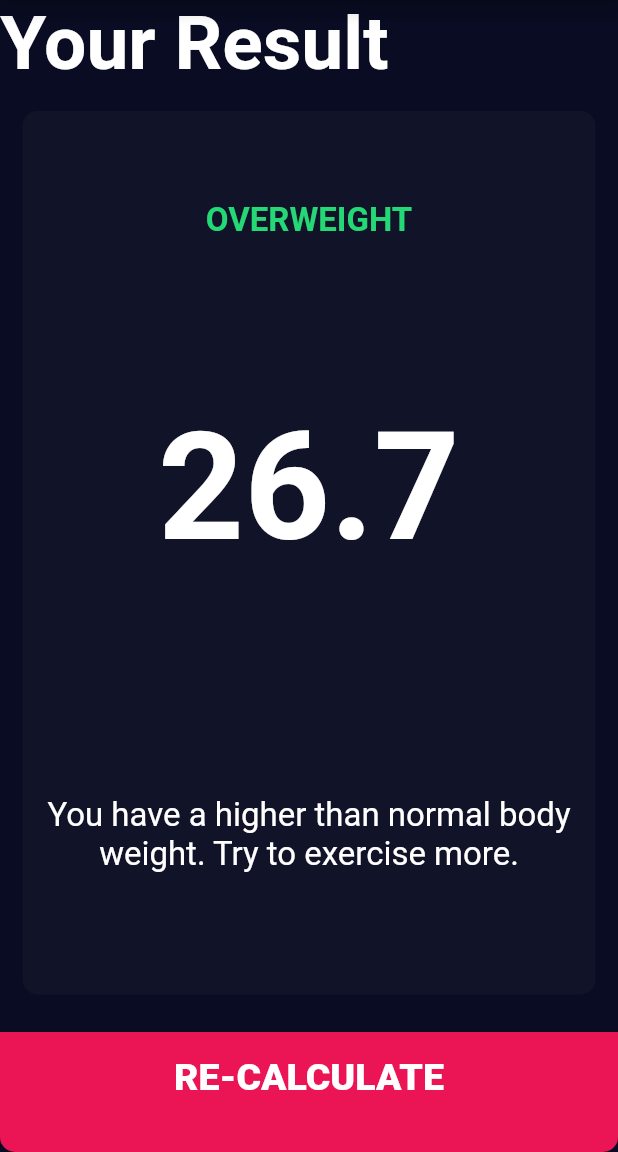
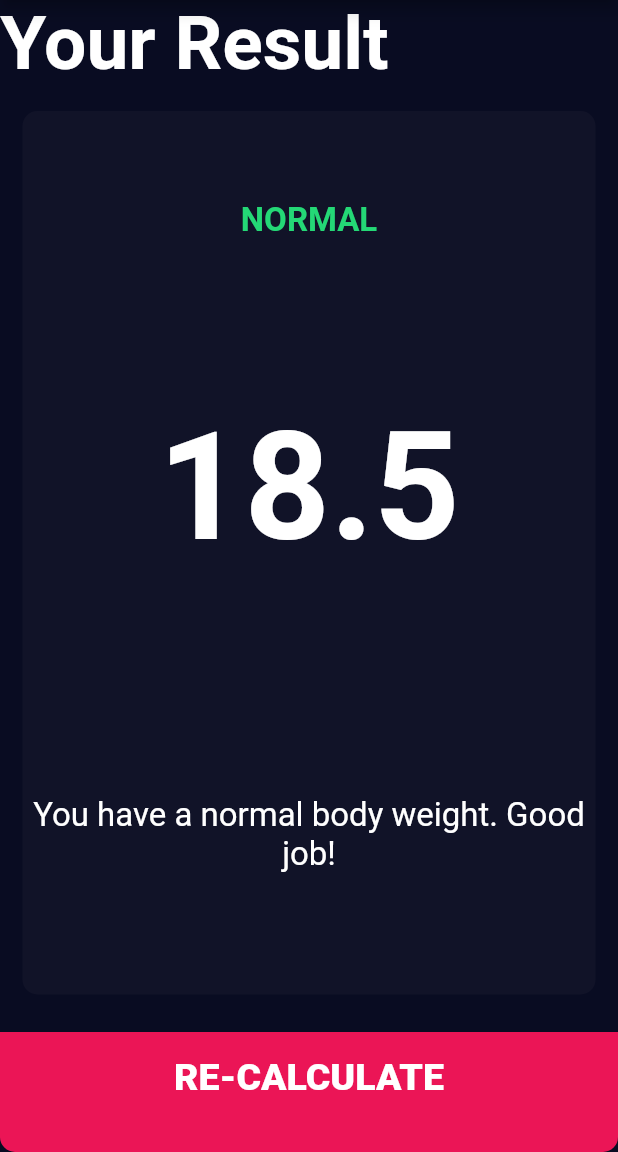
Before and after one commit to mozesnjoroge/Flutter-BMI-Calculator, a Flutter app: the screen it shows after launch, after a tap on "CALCULATE", on a phone screen of 412 x 824 dp, the part 84-1236 px from its top. Run offline on Flutter 3.47's test engine with Material 2 defaults, Android fonts, the phone set to English and light mode, and no system bars; our stand-ins replace font_awesome_flutter.

Commit message:
BMI calculation included

```diff
--- /dev/null
+++ b/lib/calculation.dart
@@ -0,0 +1,30 @@
+import 'dart:math';
+
+class CalculatorChip {
+  CalculatorChip({this.weight, this.height});
+  final int height;
+  final int weight;
+
+  double _bmi;
+
+  String calculateBMI() {
+    _bmi = weight / pow(height / 100, 2);
+    return _bmi.toStringAsFixed(1);
+  }
+
+  String getResult() {
+    return _bmi >= 25
+        ? 'Overweight '
+        : _bmi > 18.5
+            ? 'Normal'
+            : 'Underweight';
+  }
+
+  String getInterpretation() {
+    return _bmi >= 25
+        ? 'You hve a higher than nrmal body weight. Try to exercise more.'
+        : _bmi > 18.5
+            ? 'You have a normal body weight. Good job!'
+            : 'You have a lower than normal body weight. You should eat more often.';
+  }
+}
--- a/lib/input_page.dart
+++ b/lib/input_page.dart
@@ -1,3 +1,4 @@
+import 'package:bmi_calculator/calculation.dart';
 import 'package:flutter/material.dart';
 import 'package:flutter/widgets.dart';
 import 'package:font_awesome_flutter/font_awesome_flutter.dart';
@@ -228,10 +229,16 @@ class _InputPageState extends State<InputPage> {
               ),
             ),
             onTap: () {
+              CalculatorChip calc =
+                  CalculatorChip(weight: weight, height: height);
               Navigator.push(
                 context,
                 MaterialPageRoute(
-                  builder: (context) => ResultsPage(),
+                  builder: (context) => ResultsPage(
+                    bmiResult: calc.calculateBMI(),
+                    resultText: calc.getResult(),
+                    interpretation: calc.getInterpretation(),
+                  ),
                 ),
               );
             },
--- a/lib/results_page.dart
+++ b/lib/results_page.dart
@@ -1,10 +1,16 @@
 import 'package:bmi_calculator/icon_constants.dart';
-import 'package:bmi_calculator/input_page.dart';
 import 'package:bmi_calculator/reusable_card.dart';
 import 'package:flutter/material.dart';
 import 'package:flutter/widgets.dart';
 
 class ResultsPage extends StatelessWidget {
+  ResultsPage(
+      {@required this.bmiResult,
+      @required this.resultText,
+      @required this.interpretation});
+  final String bmiResult;
+  final String resultText;
+  final String interpretation;
   @override
   Widget build(BuildContext context) {
     return Scaffold(
@@ -32,21 +38,21 @@ class ResultsPage extends StatelessWidget {
                     Expanded(
                       flex: 1,
                       child: Text(
-                        'OVERWEIGHT',
+                        resultText.toUpperCase(),
                         style: kResultsTextStyle,
                       ),
                     ),
                     Expanded(
                       flex: 2,
                       child: Text(
-                        '26.7',
+                        bmiResult,
                         style: kBMITextStyle,
                       ),
                     ),
                     Expanded(
                       flex: 1,
                       child: Text(
-                        'You have a higher than normal body weight. Try to exercise more.',
+                        interpretation,
                         textAlign: TextAlign.center,
                         style: kBodyTextStyle,
                       ),
```
